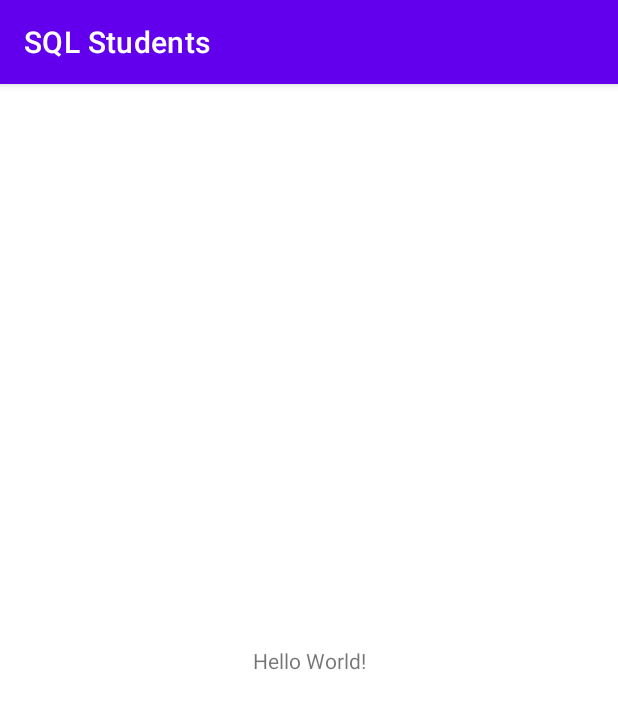
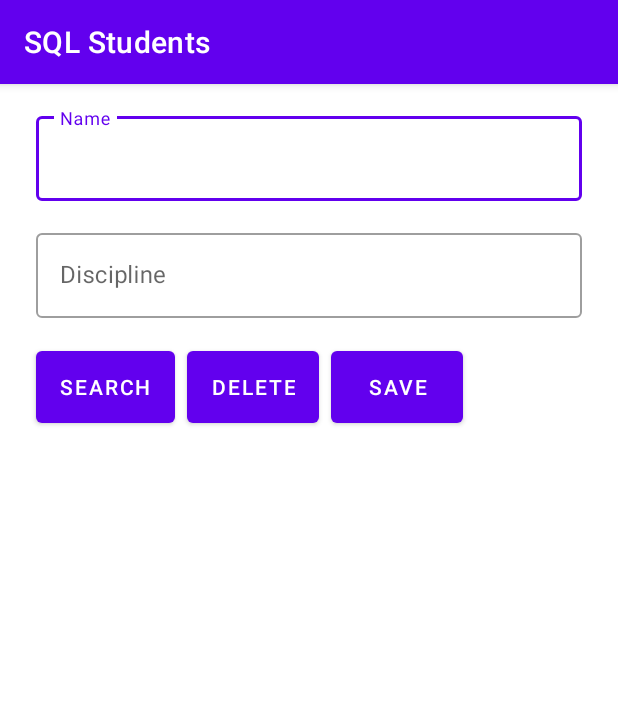
Before and after one commit to polina1441/SQLStudents, an Android app: the screen it shows after launch (MainActivity), on a phone screen of 412 x 824 dp. Shown: the top 709 px of the screen. Run offline under Robolectric (Android 15) with nearby library versions, the phone set to English and light mode, and no system bars.

Commit message:
db_1 dead

```diff
--- a/app/build.gradle
+++ b/app/build.gradle
@@ -33,6 +33,7 @@ android {
 }
 
 dependencies {
+    implementation 'com.google.android.material:material:1.2.1'
 
     implementation "org.jetbrains.kotlin:kotlin-stdlib:$kotlin_version"
     implementation 'androidx.core:core-ktx:1.3.2'
--- a/app/src/main/java/com/example/sqlstudents/MainActivity.kt
+++ b/app/src/main/java/com/example/sqlstudents/MainActivity.kt
@@ -2,10 +2,60 @@ package com.example.sqlstudents
 
 import androidx.appcompat.app.AppCompatActivity
 import android.os.Bundle
+import android.util.Log
+import com.example.sqlstudents.database.DBManager
+import com.google.android.material.button.MaterialButton
+import com.google.android.material.textfield.TextInputEditText
+import com.google.android.material.textview.MaterialTextView
+
+lateinit var name_edit : TextInputEditText
+lateinit var discipline_edit : TextInputEditText
+
+lateinit var show_info : MaterialTextView
 
 class MainActivity : AppCompatActivity() {
+
+    val dbManager = DBManager(this)
+
     override fun onCreate(savedInstanceState: Bundle?) {
         super.onCreate(savedInstanceState)
         setContentView(R.layout.activity_main)
+
+        name_edit = findViewById(R.id.name)
+        discipline_edit = findViewById(R.id.discipline)
+        show_info = findViewById(R.id.show_detail)
+
+        val but_search : MaterialButton = findViewById(R.id.search_but)
+        val but_delete : MaterialButton = findViewById(R.id.delete_but)
+        val but_add : MaterialButton = findViewById(R.id.add_but)
+
+        but_add.setOnClickListener {
+            name_edit.setText("")
+            Log.i(TAG, "Save your text")
+            show_info.text = name_edit.text.toString()
+            dbManager.openDB()
+            dbManager.insertDB(name_edit.text.toString(),
+                    discipline_edit.text.toString())
+
+            val dataList = dbManager.readDB()
+            for (item in dataList){
+                name_edit.append(item)
+                name_edit.append("\n")
+            }
+        }
+
+        but_search.setOnClickListener {
+            Log.i(TAG, "Click on search")
+        }
     }
+    companion object{
+        val TAG = "TAG: "
+    }
+
+    override fun onDestroy() {
+        dbManager.closeDB()
+        super.onDestroy()
+
+    }
+
 }
--- /dev/null
+++ b/app/src/main/java/com/example/sqlstudents/database/DBHelper.kt
@@ -0,0 +1,22 @@
+package com.example.sqlstudents.database
+
+import android.content.Context
+import android.database.sqlite.SQLiteDatabase
+import android.database.sqlite.SQLiteOpenHelper
+import com.example.sqlstudents.database.DBClass
+
+class DBHelper (context: Context) : SQLiteOpenHelper (context,
+        DBClass.DB_NAME, null, DBClass.DB_VERSION) {
+    override fun onCreate(db: SQLiteDatabase?) {
+        db?.execSQL(DBClass.CREATE_TABLE)
+    }
+
+    override fun onUpgrade(db: SQLiteDatabase?, p1: Int, p2: Int) {
+        db?.execSQL(DBClass.DELETE_TABLE)
+        onCreate(db)
+    }
+
+    override fun onDowngrade(db: SQLiteDatabase?, oldVersion: Int, newVersion: Int) {
+        onUpgrade(db, oldVersion, newVersion)
+    }
+}
--- a/app/src/main/res/layout/activity_main.xml
+++ b/app/src/main/res/layout/activity_main.xml
@@ -6,13 +6,89 @@
     android:layout_height="match_parent"
     tools:context=".MainActivity">
 
-    <TextView
-        android:layout_width="wrap_content"
+    <com.google.android.material.textfield.TextInputLayout
+        android:id="@+id/name_container"
+        android:layout_width="match_parent"
         android:layout_height="wrap_content"
-        android:text="Hello World!"
-        app:layout_constraintBottom_toBottomOf="parent"
-        app:layout_constraintLeft_toLeftOf="parent"
-        app:layout_constraintRight_toRightOf="parent"
-        app:layout_constraintTop_toTopOf="parent" />
+        android:hint="Name"
+        style="@style/Widget.MaterialComponents.TextInputLayout.OutlinedBox"
+        android:layout_marginTop="16dp"
+        android:layout_marginStart="24dp"
+        android:layout_marginEnd="24dp"
+        app:layout_constraintEnd_toEndOf="parent"
+        app:layout_constraintStart_toStartOf="parent"
+        app:layout_constraintTop_toTopOf="parent">
+
+        <com.google.android.material.textfield.TextInputEditText
+            android:id="@+id/name"
+            android:layout_width="match_parent"
+            android:layout_height="wrap_content"
+            />
+    </com.google.android.material.textfield.TextInputLayout>
+
+    <com.google.android.material.textfield.TextInputLayout
+        android:id="@+id/discipline_container"
+        android:layout_width="match_parent"
+        android:layout_height="wrap_content"
+        android:hint="Discipline"
+        style="@style/Widget.MaterialComponents.TextInputLayout.OutlinedBox"
+        android:layout_marginTop="16dp"
+        android:layout_marginStart="24dp"
+        android:layout_marginEnd="24dp"
+        app:layout_constraintEnd_toEndOf="parent"
+        app:layout_constraintStart_toStartOf="parent"
+        app:layout_constraintTop_toBottomOf="@+id/name_container">
+
+        <com.google.android.material.textfield.TextInputEditText
+            android:id="@+id/discipline"
+            android:layout_width="match_parent"
+            android:layout_height="wrap_content"
+            />
+    </com.google.android.material.textfield.TextInputLayout>
+
+    <com.google.android.material.button.MaterialButton
+        android:id="@+id/search_but"
+        android:layout_width="0dp"
+        android:text="Search"
+        android:layout_height="60dp"
+        android:layout_marginTop="16dp"
+        android:layout_marginStart="24dp"
+        android:layout_marginEnd="8dp"
+        app:layout_constraintStart_toStartOf="parent"
+        app:layout_constraintTop_toBottomOf="@+id/discipline_container" />
+
+    <com.google.android.material.button.MaterialButton
+        android:id="@+id/delete_but"
+        android:layout_width="0dp"
+        android:text="Delete"
+        android:layout_height="60dp"
+        android:layout_marginTop="16dp"
+        android:layout_marginStart="8dp"
+        android:layout_marginEnd="8dp"
+        app:layout_constraintStart_toEndOf="@id/search_but"
+        app:layout_constraintTop_toBottomOf="@+id/discipline_container" />
+
+    <com.google.android.material.button.MaterialButton
+        android:id="@+id/add_but"
+        android:layout_width="0dp"
+        android:text="Save"
+        android:layout_height="60dp"
+        android:layout_marginTop="16dp"
+        android:layout_marginStart="8dp"
+        android:layout_marginEnd="8dp"
+        app:layout_constraintStart_toEndOf="@id/delete_but"
+        app:layout_constraintTop_toBottomOf="@+id/discipline_container" />
+
+    <com.google.android.material.textview.MaterialTextView
+        android:id="@+id/show_detail"
+        android:layout_marginTop="16dp"
+        android:layout_marginStart="24dp"
+        android:layout_marginEnd="24dp"
+        android:layout_width="match_parent"
+        android:layout_height="wrap_content"
+        app:layout_constraintEnd_toEndOf="parent"
+        app:layout_constraintStart_toStartOf="parent"
+        app:layout_constraintTop_toBottomOf="@+id/delete_but" />
+
 
 </androidx.constraintlayout.widget.ConstraintLayout>
--- a/build.gradle
+++ b/build.gradle
@@ -6,7 +6,7 @@ buildscript {
         jcenter()
     }
     dependencies {
-        classpath "com.android.tools.build:gradle:4.1.1"
+        classpath "com.android.tools.build:gradle:4.1.2"
         classpath "org.jetbrains.kotlin:kotlin-gradle-plugin:$kotlin_version"
 
         // NOTE: Do not place your application dependencies here; they belong
```
Also changed, not shown: app/src/main/java/com/example/sqlstudents/database/DBClass.kt (added, +20 -0 lines), app/src/main/java/com/example/sqlstudents/database/DBManager.kt (added, +46 -0 lines).
